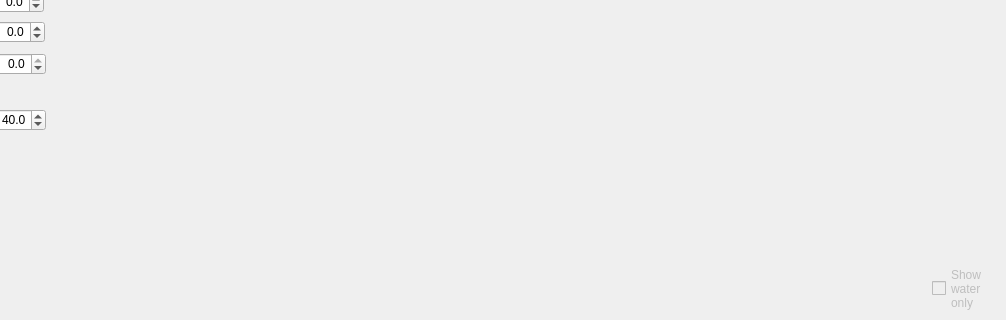
Old version of the form BabelBrain/Babel_H246/form.ui in the repository ProteusMRIgHIFU/BabelBrain; both pictures show x 245 to 1251 and y 153 to 473 of the 1251 by 473 pixel window.
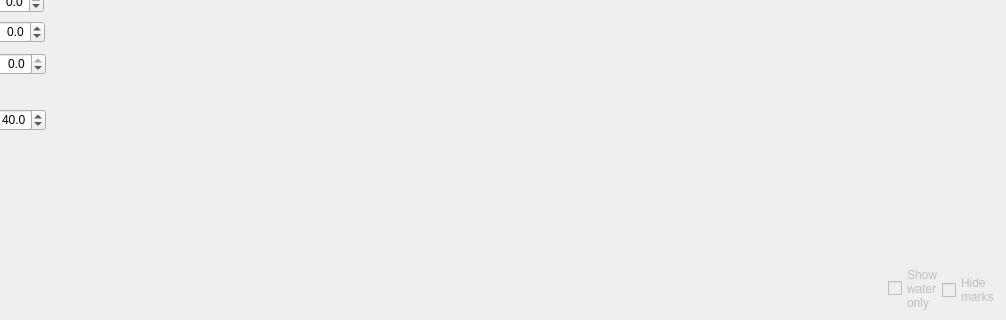
New version of the form.

Commit message: Add option to hide marks from plots

What changed in the file:
```diff
--- a/BabelBrain/Babel_H246/form.ui
+++ b/BabelBrain/Babel_H246/form.ui
@@ -345,7 +345,7 @@
     <rect>
      <x>405</x>
      <y>410</y>
-     <width>730</width>
+     <width>725</width>
      <height>61</height>
     </rect>
    </property>
@@ -356,7 +356,7 @@
    </property>
    <property name="geometry">
     <rect>
-     <x>1177</x>
+     <x>1133</x>
      <y>416</y>
      <width>71</width>
      <height>51</height>
@@ -368,6 +368,23 @@
 only</string>
    </property>
   </widget>
+  <widget class="QCheckBox" name="HideMarkscheckBox">
+   <property name="enabled">
+    <bool>false</bool>
+   </property>
+   <property name="geometry">
+    <rect>
+     <x>1187</x>
+     <y>429</y>
+     <width>69</width>
+     <height>28</height>
+    </rect>
+   </property>
+   <property name="text">
+    <string>Hide
+marks</string>
+   </property>
+  </widget>
  </widget>
  <resources/>
  <connections/>
```
The commit also changes 18 other files.
